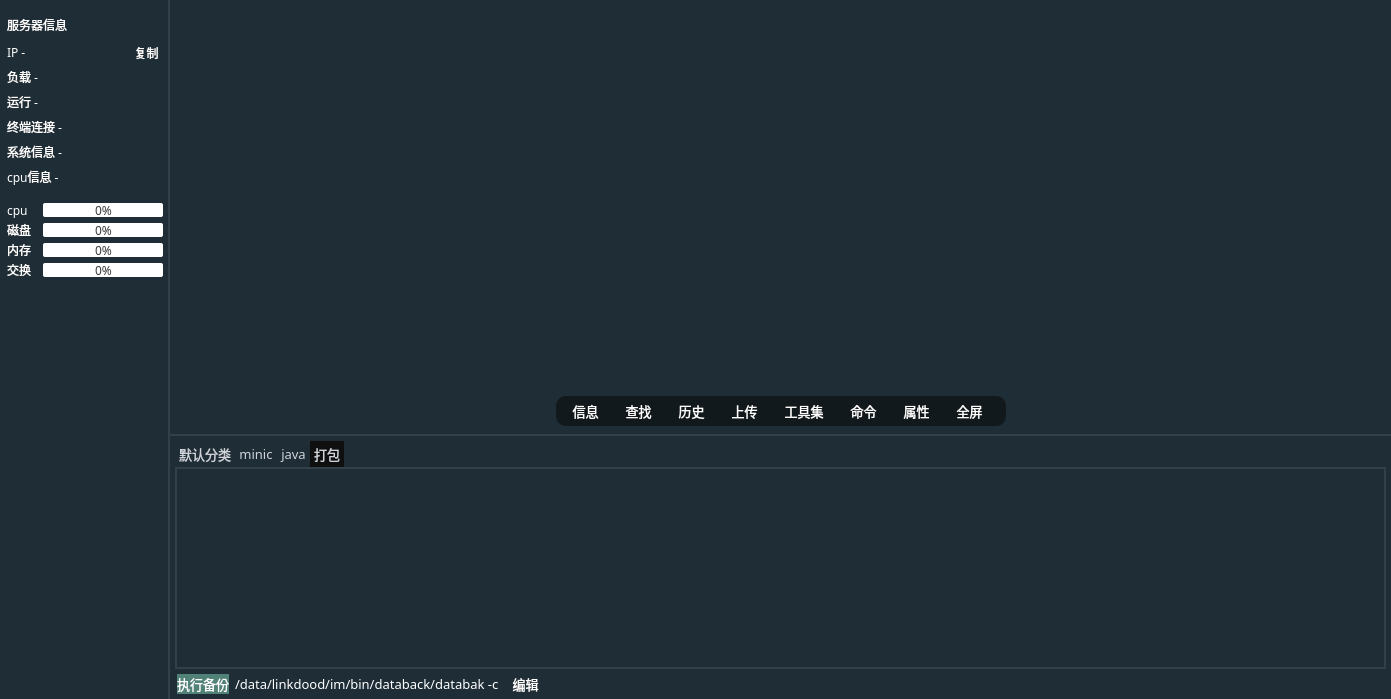
First picture: the form in sshwidget.ui, repository HuaGouFdog/Fdog-Kit, before the edit.
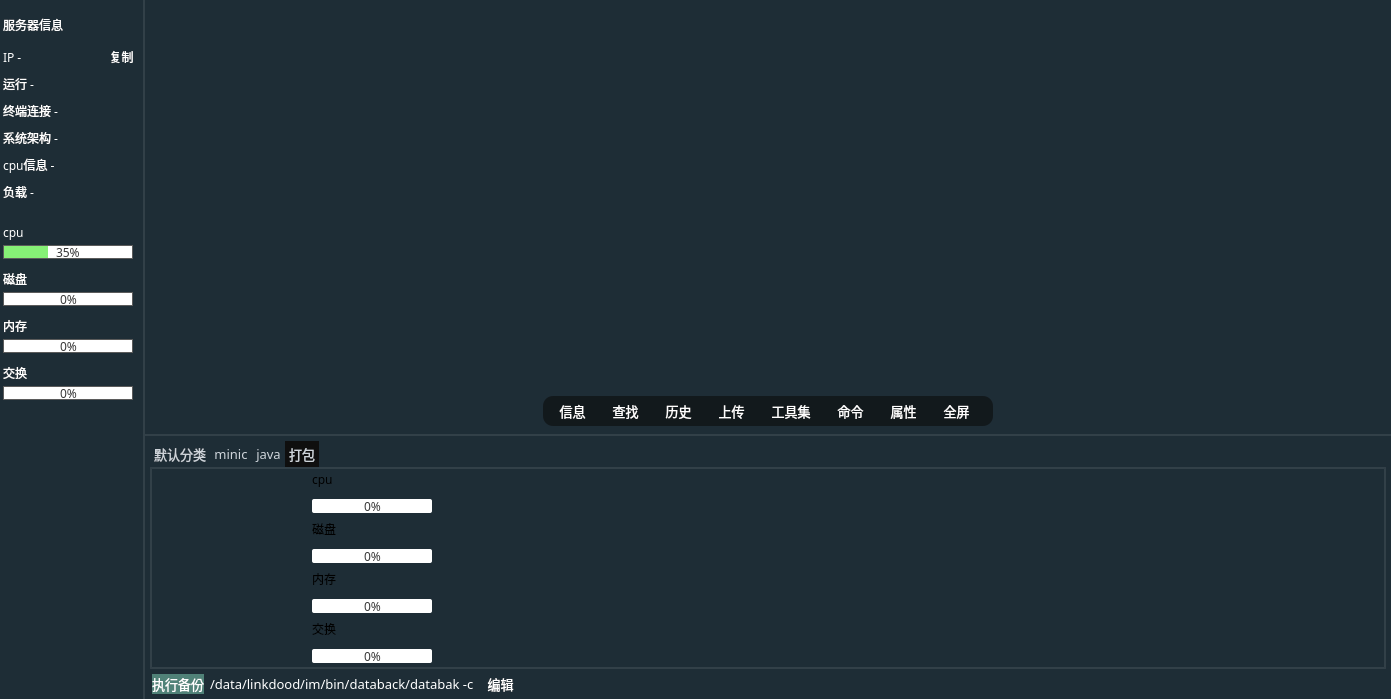
Second picture: the form after the edit. The open tabs and pages were chosen to show the change. Icons and pictures are not drawn.

What changed in the file:
```diff
--- a/sshwidget.ui
+++ b/sshwidget.ui
@@ -39,13 +39,13 @@
     <widget class="QWidget" name="widget" native="true">
      <property name="minimumSize">
       <size>
-       <width>170</width>
+       <width>145</width>
        <height>0</height>
       </size>
      </property>
      <property name="maximumSize">
       <size>
-       <width>170</width>
+       <width>145</width>
        <height>16777215</height>
       </size>
      </property>
@@ -67,10 +67,10 @@
      </property>
      <layout class="QVBoxLayout" name="verticalLayout_3">
       <property name="spacing">
-       <number>0</number>
+       <number>7</number>
       </property>
       <property name="leftMargin">
-       <number>7</number>
+       <number>3</number>
       </property>
       <property name="topMargin">
        <number>10</number>
@@ -145,13 +145,13 @@
         <property name="minimumSize">
          <size>
           <width>0</width>
-          <height>25</height>
+          <height>20</height>
          </size>
         </property>
         <property name="maximumSize">
          <size>
           <width>16777215</width>
-          <height>25</height>
+          <height>20</height>
          </size>
         </property>
         <layout class="QHBoxLayout" name="horizontalLayout_4">
@@ -231,77 +231,18 @@
         </layout>
        </widget>
       </item>
-      <item>
-       <widget class="QWidget" name="widget_31" native="true">
-        <property name="minimumSize">
-         <size>
-          <width>0</width>
-          <height>25</height>
-         </size>
-        </property>
-        <property name="maximumSize">
-         <size>
-          <width>16777215</width>
-          <height>25</height>
-         </size>
-        </property>
-        <layout class="QHBoxLayout" name="horizontalLayout_26">
-         <property name="spacing">
-          <number>0</number>
-         </property>
-         <property name="leftMargin">
-          <number>0</number>
-         </property>
-         <property name="topMargin">
-          <number>0</number>
-         </property>
-         <property name="rightMargin">
-          <number>0</number>
-         </property>
-         <property name="bottomMargin">
-          <number>0</number>
-         </property>
-         <item>
-          <widget class="QLabel" name="label_load">
-           <property name="minimumSize">
-            <size>
-             <width>0</width>
-             <height>20</height>
-            </size>
-           </property>
-           <property name="maximumSize">
-            <size>
-             <width>16777215</width>
-             <height>20</height>
-            </size>
-           </property>
-           <property name="font">
-            <font>
-             <family>OPPOSans B</family>
-             <pointsize>9</pointsize>
-             <stylestrategy>PreferAntialias</stylestrategy>
-            </font>
-           </property>
-           <property name="text">
-            <string>负载 -</string>
-           </property>
-          </widget>
-         </item>
-        </layout>
-       </widget>
-      </item>
       <item>
        <widget class="QWidget" name="widget_run_info" native="true">
         <property name="minimumSize">
          <size>
           <width>0</width>
-          <height>25</height>
+          <height>20</height>
          </size>
         </property>
         <property name="maximumSize">
          <size>
           <width>16777215</width>
-          <height>25</height>
+          <height>20</height>
          </size>
         </property>
         <property name="font">
@@ -360,13 +301,13 @@
         <property name="minimumSize">
          <size>
           <width>0</width>
-          <height>25</height>
+          <height>20</height>
          </size>
         </property>
         <property name="maximumSize">
          <size>
           <width>16777215</width>
-          <height>25</height>
+          <height>20</height>
          </size>
         </property>
         <layout class="QHBoxLayout" name="horizontalLayout_18">
@@ -419,13 +360,13 @@
         <property name="minimumSize">
          <size>
           <width>0</width>
-          <height>25</height>
+          <height>20</height>
          </size>
         </property>
         <property name="maximumSize">
          <size>
           <width>16777215</width>
-          <height>25</height>
+          <height>20</height>
          </size>
         </property>
         <layout class="QHBoxLayout" name="horizontalLayout_24">
@@ -466,7 +407,7 @@
             </font>
            </property>
            <property name="text">
-            <string>系统信息 -</string>
+            <string>系统架构 -</string>
            </property>
           </widget>
          </item>
@@ -478,13 +419,13 @@
         <property name="minimumSize">
          <size>
           <width>0</width>
-          <height>25</height>
+          <height>20</height>
          </size>
         </property>
         <property name="maximumSize">
          <size>
           <width>16777215</width>
-          <height>25</height>
+          <height>20</height>
          </size>
         </property>
         <layout class="QHBoxLayout" name="horizontalLayout">
@@ -532,6 +473,65 @@
         </layout>
        </widget>
       </item>
+      <item>
+       <widget class="QWidget" name="widget_31" native="true">
+        <property name="minimumSize">
+         <size>
+          <width>0</width>
+          <height>20</height>
+         </size>
+        </property>
+        <property name="maximumSize">
+         <size>
+          <width>16777215</width>
+          <height>20</height>
+         </size>
+        </property>
+        <layout class="QHBoxLayout" name="horizontalLayout_26">
+         <property name="spacing">
+          <number>0</number>
+         </property>
+         <property name="leftMargin">
+          <number>0</number>
+         </property>
+         <property name="topMargin">
+          <number>0</number>
+         </property>
+         <property name="rightMargin">
+          <number>0</number>
+         </property>
+         <property name="bottomMargin">
+          <number>0</number>
+         </property>
+         <item>
+          <widget class="QLabel" name="label_load">
+           <property name="minimumSize">
+            <size>
+             <width>0</width>
+             <height>20</height>
+            </size>
+           </property>
+           <property name="maximumSize">
+            <size>
+             <width>16777215</width>
+             <height>20</height>
+            </size>
+           </property>
+           <property name="font">
+            <font>
+             <family>OPPOSans B</family>
+             <pointsize>9</pointsize>
+             <stylestrategy>PreferAntialias</stylestrategy>
+            </font>
+           </property>
+           <property name="text">
+            <string>负载 -</string>
+           </property>
+          </widget>
+         </item>
+        </layout>
+       </widget>
+      </item>
       <item>
        <spacer name="verticalSpacer_2">
         <property name="orientation">
@@ -553,21 +553,21 @@
         <property name="minimumSize">
          <size>
           <width>0</width>
-          <height>20</height>
+          <height>40</height>
          </size>
         </property>
         <property name="maximumSize">
          <size>
           <width>16777215</width>
-          <height>20</height>
+          <height>40</height>
          </size>
         </property>
         <property name="styleSheet">
          <string notr="true"/>
         </property>
-        <layout class="QHBoxLayout" name="horizontalLayout_14">
+        <layout class="QVBoxLayout" name="verticalLayout_10">
          <property name="spacing">
-          <number>6</number>
+          <number>0</number>
          </property>
          <property name="leftMargin">
           <number>0</number>
@@ -599,13 +599,13 @@
           <widget class="QProgressBar" name="progressBar_cpu">
            <property name="minimumSize">
             <size>
-             <width>120</width>
+             <width>130</width>
              <height>14</height>
             </size>
            </property>
            <property name="maximumSize">
             <size>
-             <width>120</width>
+             <width>130</width>
              <height>14</height>
             </size>
            </property>
@@ -618,23 +618,32 @@
            </property>
            <property name="styleSheet">
             <string notr="true">QProgressBar {
-	border: 0px solid;
+	border: 1px solid;
 	
-	border-color: rgb(180, 180, 180);
-	border-radius: 2px; 
-	background-color: #FFFFFF; 
+	
+	border-color: rgb(91, 91, 91);
+	border-radius: 0px; 
+	
+	
+	/*border-image: url(:/lib/jianbian1.png);*/
+	background-color: #FFFFFF;
 	text-align:center; 
 	color: rgba(0, 0, 0, 200);
 }
 
 QProgressBar:chunk{
-	border-radius:2px;
+	border-radius:0px;
 	
-	background-color: rgb(0, 255, 0);
+	
+	background-color: rgb(134, 240, 118);
+	/*background-color: #FFFFFF;*/
 }</string>
            </property>
            <property name="value">
-            <number>0</number>
+            <number>35</number>
+           </property>
+           <property name="invertedAppearance">
+            <bool>false</bool>
            </property>
            <property name="format">
             <string>%p%</string>
@@ -649,18 +658,18 @@
         <property name="minimumSize">
          <size>
           <width>0</width>
-          <height>20</height>
+          <height>40</height>
          </size>
         </property>
         <property name="maximumSize">
          <size>
           <width>16777215</width>
-          <height>20</height>
+          <height>40</height>
          </size>
         </property>
-        <layout class="QHBoxLayout" name="horizontalLayout_25">
+        <layout class="QVBoxLayout" name="verticalLayout_11">
          <property name="spacing">
-          <number>6</number>
+          <number>0</number>
          </property>
          <property name="leftMargin">
           <number>0</number>
@@ -692,13 +701,13 @@
           <widget class="QProgressBar" name="progressBar_disk">
            <property name="minimumSize">
             <size>
-             <width>120</width>
+             <width>130</width>
              <height>14</height>
             </size>
            </property>
            <property name="maximumSize">
             <size>
-             <width>120</width>
+             <width>130</width>
              <height>14</height>
             </size>
            </property>
@@ -710,24 +719,33 @@
            </property>
            <property name="styleSheet">
             <string notr="true">QProgressBar {
-	border: 0px solid;
+	border: 1px solid;
 	
-	border-color: rgb(180, 180, 180);
-	border-radius: 2px; 
-	background-color: #FFFFFF; 
+	
+	border-color: rgb(91, 91, 91);
+	border-radius: 0px; 
+	
+	
+	/*border-image: url(:/lib/jianbian1.png);*/
+	background-color: #FFFFFF;
 	text-align:center; 
 	color: rgba(0, 0, 0, 200);
 }
 
 QProgressBar:chunk{
-	border-radius:2px;
+	border-radius:0px;
 	
-	background-color: rgb(0, 255, 0);
+	
+	background-color: rgb(134, 240, 118);
+	/*background-color: #FFFFFF;*/
 }</string>
            </property>
            <property name="value">
             <number>0</number>
            </property>
+           <property name="invertedAppearance">
+            <bool>false</bool>
+           </property>
            <property name="format">
             <string>%p%</string>
            </property>
@@ -741,18 +759,18 @@
         <property name="minimumSize">
          <size>
           <width>0</width>
-          <height>20</height>
+          <height>40</height>
          </size>
         </property>
         <property name="maximumSize">
          <size>
           <width>16777215</width>
-          <height>20</height>
+          <height>40</height>
          </size>
         </property>
-        <layout class="QHBoxLayout" name="horizontalLayout_15">
+        <layout class="QVBoxLayout" name="verticalLayout_2">
          <property name="spacing">
-          <number>6</number>
+          <number>0</number>
          </property>
          <property name="leftMargin">
           <number>0</number>
@@ -784,13 +802,13 @@
           <widget class="QProgressBar" name="progressBar_mem">
            <property name="minimumSize">
             <size>
-             <width>120</width>
+             <width>130</width>
              <height>14</height>
             </size>
            </property>
            <property name="maximumSize">
             <size>
-             <width>120</width>
+             <width>130</width>
              <height>14</height>
             </size>
            </property>
@@ -802,24 +820,33 @@
            </property>
            <property name="styleSheet">
             <string notr="true">QProgressBar {
-	border: 0px solid;
+	border: 1px solid;
 	
-	border-color: rgb(180, 180, 180);
-	border-radius: 2px; 
-	background-color: #FFFFFF; 
+	
+	border-color: rgb(91, 91, 91);
+	border-radius: 0px; 
+	
+	
+	/*border-image: url(:/lib/jianbian1.png);*/
+	background-color: #FFFFFF;
 	text-align:center; 
 	color: rgba(0, 0, 0, 200);
 }
 
 QProgressBar:chunk{
-	border-radius:2px;
+	border-radius:0px;
 	
-	background-color: rgb(0, 255, 0);
+	
+	background-color: rgb(134, 240, 118);
+	/*background-color: #FFFFFF;*/
 }</string>
            </property>
            <property name="value">
             <number>0</number>
            </property>
+           <property name="invertedAppearance">
+            <bool>false</bool>
+           </property>
            <property name="format">
             <string>%p%</string>
            </property>
@@ -833,18 +860,18 @@
         <property name="minimumSize">
          <size>
           <width>0</width>
-          <height>20</height>
+          <height>40</height>
          </size>
         </property>
         <property name="maximumSize">
          <size>
           <width>16777215</width>
-          <height>20</height>
+          <height>40</height>
          </size>
         </property>
-        <layout class="QHBoxLayout" name="horizontalLayout_16">
+        <layout class="QVBoxLayout" name="verticalLayout">
          <property name="spacing">
-          <number>6</number>
+          <number>0</number>
          </property>
          <property name="leftMargin">
           <number>0</number>
@@ -876,13 +903,13 @@
           <widget class="QProgressBar" name="progressBar_swap">
            <property name="minimumSize">
             <size>
-             <width>120</width>
+             <width>130</width>
              <height>14</height>
             </size>
            </property>
            <property name="maximumSize">
             <size>
-             <width>120</width>
+             <width>130</width>
              <height>14</height>
             </size>
            </property>
@@ -894,24 +921,33 @@
            </property>
            <property name="styleSheet">
             <string notr="true">QProgressBar {
-	border: 0px solid;
+	border: 1px solid;
 	
-	border-color: rgb(180, 180, 180);
-	border-radius: 2px; 
-	background-color: #FFFFFF; 
+	
+	border-color: rgb(91, 91, 91);
+	border-radius: 0px; 
+	
+	
+	/*border-image: url(:/lib/jianbian1.png);*/
+	background-color: #FFFFFF;
 	text-align:center; 
 	color: rgba(0, 0, 0, 200);
 }
 
 QProgressBar:chunk{
-	border-radius:2px;
+	border-radius:0px;
 	
-	background-color: rgb(0, 255, 0);
+	
+	background-color: rgb(134, 240, 118);
+	/*background-color: #FFFFFF;*/
 }</string>
            </property>
            <property name="value">
             <number>0</number>
            </property>
+           <property name="invertedAppearance">
+            <bool>false</bool>
+           </property>
            <property name="textDirection">
             <enum>QProgressBar::TopToBottom</enum>
            </property>
@@ -1055,7 +1091,7 @@
                     <rect>
                      <x>0</x>
                      <y>0</y>
-                     <width>1221</width>
+                     <width>1246</width>
                      <height>373</height>
                     </rect>
                    </property>
@@ -1943,6 +1979,294 @@
              <attribute name="title">
               <string>打包</string>
              </attribute>
+             <widget class="QProgressBar" name="progressBar_swap_2">
+              <property name="geometry">
+               <rect>
+                <x>160</x>
+                <y>180</y>
+                <width>120</width>
+                <height>14</height>
+               </rect>
+              </property>
+              <property name="minimumSize">
+               <size>
+                <width>120</width>
+                <height>14</height>
+               </size>
+              </property>
+              <property name="maximumSize">
+               <size>
+                <width>120</width>
+                <height>14</height>
+               </size>
+              </property>
+              <property name="font">
+               <font>
+                <family>OPPOSans B</family>
+                <pointsize>9</pointsize>
+               </font>
+              </property>
+              <property name="styleSheet">
+               <string notr="true">QProgressBar {
+	border: 0px solid;
+	
+	border-color: rgb(180, 180, 180);
+	border-radius: 2px; 
+	background-color: #FFFFFF; 
+	text-align:center; 
+	color: rgba(0, 0, 0, 200);
+}
+
+QProgressBar:chunk{
+	border-radius:2px;
+	
+	background-color: rgb(0, 255, 0);
+}</string>
+              </property>
+              <property name="value">
+               <number>0</number>
+              </property>
+              <property name="textDirection">
+               <enum>QProgressBar::TopToBottom</enum>
+              </property>
+              <property name="format">
+               <string>%p%</string>
+              </property>
+             </widget>
+             <widget class="QProgressBar" name="progressBar_cpu_2">
+              <property name="geometry">
+               <rect>
+                <x>160</x>
+                <y>30</y>
+                <width>120</width>
+                <height>14</height>
+               </rect>
+              </property>
+              <property name="minimumSize">
+               <size>
+                <width>120</width>
+                <height>14</height>
+               </size>
+              </property>
+              <property name="maximumSize">
+               <size>
+                <width>120</width>
+                <height>14</height>
+               </size>
+              </property>
+              <property name="font">
+               <font>
+                <family>OPPOSans B</family>
+                <pointsize>9</pointsize>
+                <stylestrategy>PreferAntialias</stylestrategy>
+               </font>
+              </property>
+              <property name="styleSheet">
+               <string notr="true">QProgressBar {
+	border: 0px solid;
+	
+	border-color: rgb(180, 180, 180);
+	border-radius: 2px; 
+	background-color: #FFFFFF; 
+	text-align:center; 
+	color: rgba(0, 0, 0, 200);
+}
+
+QProgressBar:chunk{
+	border-radius:2px;
+	
+	background-color: rgb(0, 255, 0);
+}</string>
+              </property>
+              <property name="value">
+               <number>0</number>
+              </property>
+              <property name="format">
+               <string>%p%</string>
+              </property>
+             </widget>
+             <widget class="QLabel" name="label_swap_2">
+              <property name="geometry">
+               <rect>
+                <x>160</x>
+                <y>150</y>
+                <width>30</width>
+                <height>20</height>
+               </rect>
+              </property>
+              <property name="font">
+               <font>
+                <family>OPPOSans B</family>
+                <pointsize>9</pointsize>
+                <stylestrategy>PreferAntialias</stylestrategy>
+               </font>
+              </property>
+              <property name="text">
+               <string>交换</string>
+              </property>
+             </widget>
+             <widget class="QLabel" name="label_cpu_2">
+              <property name="geometry">
+               <rect>
+                <x>160</x>
+                <y>0</y>
+                <width>30</width>
+                <height>20</height>
+               </rect>
+              </property>
+              <property name="font">
+               <font>
+                <family>OPPOSans B</family>
+                <pointsize>9</pointsize>
+                <stylestrategy>PreferAntialias</stylestrategy>
+               </font>
+              </property>
+              <property name="text">
+               <string>cpu</string>
+              </property>
+             </widget>
+             <widget class="QProgressBar" name="progressBar_mem_2">
+              <property name="geometry">
+               <rect>
+                <x>160</x>
+                <y>130</y>
+                <width>120</width>
+                <height>14</height>
+               </rect>
+              </property>
+              <property name="minimumSize">
+               <size>
+                <width>120</width>
+                <height>14</height>
+               </size>
+              </property>
+              <property name="maximumSize">
+               <size>
+                <width>120</width>
+                <height>14</height>
+               </size>
+              </property>
+              <property name="font">
+               <font>
+                <family>OPPOSans B</family>
+                <pointsize>9</pointsize>
+               </font>
+              </property>
+              <property name="styleSheet">
+               <string notr="true">QProgressBar {
+	border: 0px solid;
+	
+	border-color: rgb(180, 180, 180);
+	border-radius: 2px; 
+	background-color: #FFFFFF; 
+	text-align:center; 
+	color: rgba(0, 0, 0, 200);
+}
+
+QProgressBar:chunk{
+	border-radius:2px;
+	
+	background-color: rgb(0, 255, 0);
+}</string>
+              </property>
+              <property name="value">
+               <number>0</number>
+              </property>
+              <property name="format">
+               <string>%p%</string>
+              </property>
+             </widget>
+             <widget class="QLabel" name="label_disk_2">
+              <property name="geometry">
+               <rect>
+                <x>160</x>
+                <y>50</y>
+                <width>30</width>
+                <height>20</height>
+               </rect>
+              </property>
+              <property name="font">
+               <font>
+                <family>OPPOSans B</family>
+                <pointsize>9</pointsize>
+                <stylestrategy>PreferAntialias</stylestrategy>
+               </font>
+              </property>
+              <property name="text">
+               <string>磁盘</string>
+              </property>
+             </widget>
+             <widget class="QLabel" name="label_mem_2">
+              <property name="geometry">
+               <rect>
+                <x>160</x>
+                <y>100</y>
+                <width>30</width>
+                <height>20</height>
+               </rect>
+              </property>
+              <property name="font">
+               <font>
+                <family>OPPOSans B</family>
+                <pointsize>9</pointsize>
+                <stylestrategy>PreferAntialias</stylestrategy>
+               </font>
+              </property>
+              <property name="text">
+               <string>内存</string>
+              </property>
+             </widget>
+             <widget class="QProgressBar" name="progressBar_disk_2">
+              <property name="geometry">
+               <rect>
+                <x>160</x>
+                <y>80</y>
+                <width>120</width>
+                <height>14</height>
+               </rect>
+              </property>
+              <property name="minimumSize">
+               <size>
+                <width>120</width>
+                <height>14</height>
+               </size>
+              </property>
+              <property name="maximumSize">
+               <size>
+                <width>120</width>
+                <height>14</height>
+               </size>
+              </property>
+              <property name="font">
+               <font>
+                <family>OPPOSans B</family>
+                <pointsize>9</pointsize>
+               </font>
+              </property>
+              <property name="styleSheet">
+               <string notr="true">QProgressBar {
+	border: 0px solid;
+	
+	border-color: rgb(180, 180, 180);
+	border-radius: 2px; 
+	background-color: #FFFFFF; 
+	text-align:center; 
+	color: rgba(0, 0, 0, 200);
+}
+
+QProgressBar:chunk{
+	border-radius:2px;
+	
+	background-color: rgb(0, 255, 0);
+}</string>
+              </property>
+              <property name="value">
+               <number>0</number>
+              </property>
+              <property name="format">
+               <string>%p%</string>
+              </property>
+             </widget>
             </widget>
            </widget>
           </item>
```
Left out of the diff: 2 changed lines with no effect on the pictures.
